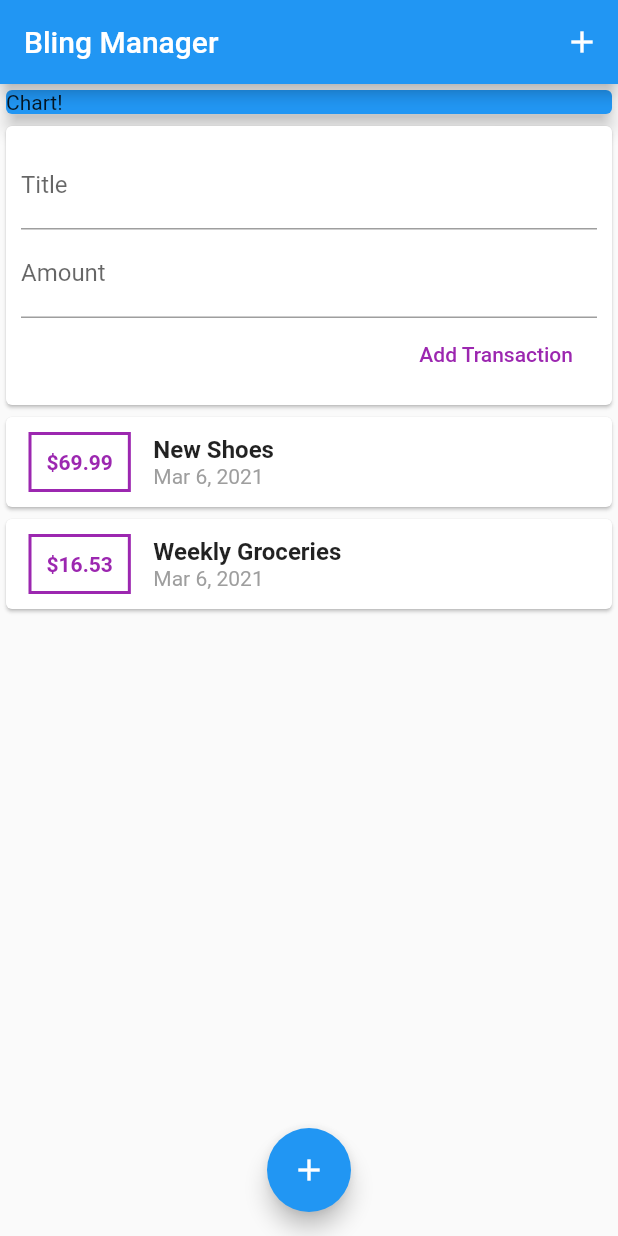
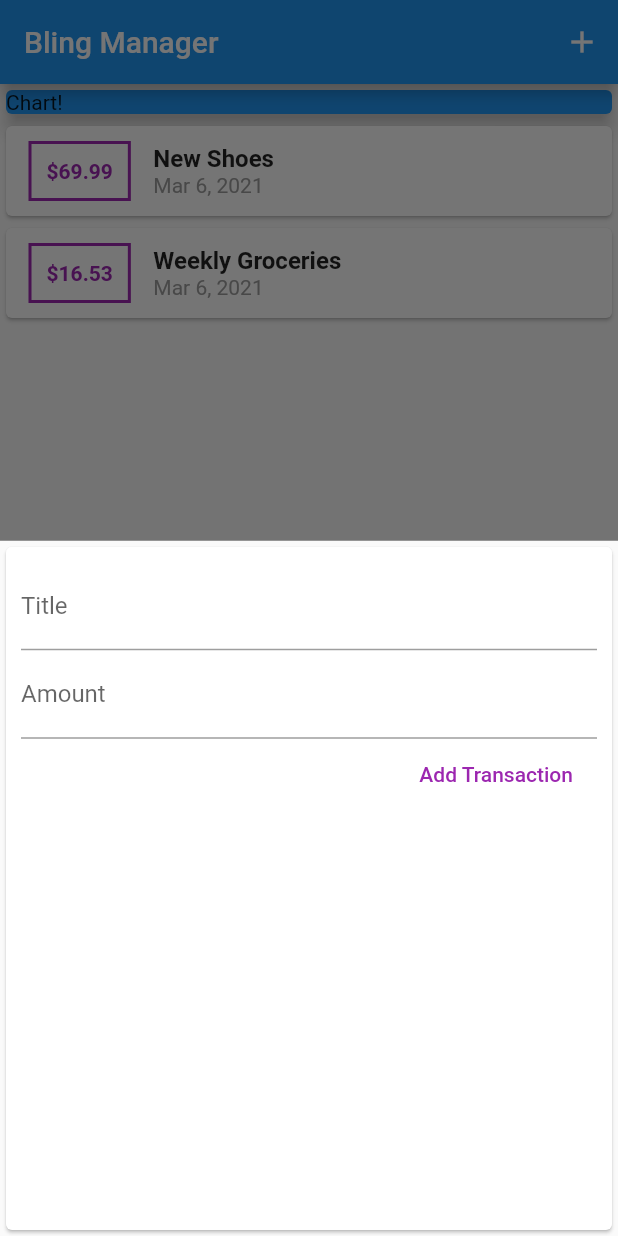
Before and after one commit to novjean/bling_manager, a Flutter app: the screen it shows after launch, after a tap on the "add" icon, on a phone screen of 412 x 824 dp. Run offline on Flutter 3.47's test engine with Material 2 defaults, Android fonts, the phone set to English and light mode, and no system bars.

```diff
--- a/lib/main.dart
+++ b/lib/main.dart
@@ -1,5 +1,8 @@
-import 'package:bling_manager/widgets/user_transactions.dart';
+import 'package:bling_manager/widgets/new_transaction.dart';
+import 'package:bling_manager/widgets/transaction_list.dart';
 import 'package:flutter/material.dart';
+
+import 'models/transaction.dart';
 
 void main() => runApp(MyApp());
 
@@ -13,16 +16,59 @@ class MyApp extends StatelessWidget {
   }
 }
 
-class MyHomePage extends StatelessWidget {
-  // String titleInput;
-  // String amountInput;
+class MyHomePage extends StatefulWidget {
+  @override
+  _MyHomePageState createState() => _MyHomePageState();
+}
+
+class _MyHomePageState extends State<MyHomePage> {
+  void _startAddNewTransaction(BuildContext ctx) {
+    showModalBottomSheet(
+        context: ctx,
+        builder: (bCtx) {
+          return GestureDetector(
+            onTap: () {},
+            child: NewTransaction(_addNewTransaction),
+            behavior: HitTestBehavior.opaque,
+            // behaviour and ontap is needed to avoid the sheet from closing when tapped
+          );
+        });
+  }
+
+  final List<Transaction> _userTransactions = [
+    Transaction(
+        id: 't1', title: 'New Shoes', amount: 69.99, date: DateTime.now()),
+    Transaction(
+        id: 't2',
+        title: 'Weekly Groceries',
+        amount: 16.53,
+        date: DateTime.now()),
+  ];
+
+  void _addNewTransaction(String txTitle, double txAmount) {
+    final newTx = Transaction(
+        title: txTitle,
+        amount: txAmount,
+        date: DateTime.now(),
+        id: DateTime.now().toString());
+
+    setState(() {
+      //pointer address is final but the list is not
+      _userTransactions.add(newTx);
+    });
+  }
 
   @override
   Widget build(BuildContext context) {
     return Scaffold(
       appBar: AppBar(
         title: Text('Bling Manager'),
-        actions: [IconButton(icon: Icon(Icons.add), onPressed: () {})],
+        actions: [
+          IconButton(
+            icon: Icon(Icons.add),
+            onPressed: () => _startAddNewTransaction(context),
+          ),
+        ],
       ),
       body: SingleChildScrollView(
         child: Column(
@@ -37,14 +83,14 @@ class MyHomePage extends StatelessWidget {
                 elevation: 5,
               ),
             ),
-            UserTransactions(),
+            TransactionList(_userTransactions),
           ],
         ),
       ),
       floatingActionButtonLocation: FloatingActionButtonLocation.centerFloat,
       floatingActionButton: FloatingActionButton(
         child: Icon(Icons.add),
-        onPressed: () {},
+        onPressed: () => _startAddNewTransaction(context),
       ),
     );
   }
--- a/lib/widgets/new_transaction.dart
+++ b/lib/widgets/new_transaction.dart
@@ -1,12 +1,17 @@
 import 'package:flutter/material.dart';
 
-class NewTransaction extends StatelessWidget {
+class NewTransaction extends StatefulWidget {
   final Function addTx;
 
+  NewTransaction(this.addTx);
+
+  @override
+  _NewTransactionState createState() => _NewTransactionState();
+}
+
+class _NewTransactionState extends State<NewTransaction> {
   final titleController = TextEditingController();
   final amountController = TextEditingController();
-
-  NewTransaction(this.addTx);
 
   void submitData() {
     final enteredTitle = titleController.text;
@@ -14,7 +19,10 @@ class NewTransaction extends StatelessWidget {
 
     if (enteredTitle.isEmpty || enteredAmount <= 0) return;
 
-    addTx(enteredTitle, enteredAmount);
+    widget.addTx(enteredTitle, enteredAmount);
+
+    // close the modal sheet after data submitted
+    Navigator.of(context).pop();
   }
 
   @override
--- a/lib/widgets/user_transactions.dart
+++ /dev/null
@@ -1,45 +0,0 @@
-import 'package:bling_manager/models/transaction.dart';
-import 'package:bling_manager/widgets/transaction_list.dart';
-import 'package:flutter/material.dart';
-
-import 'new_transaction.dart';
-
-class UserTransactions extends StatefulWidget {
-  @override
-  _UserTransactionsState createState() => _UserTransactionsState();
-}
-
-class _UserTransactionsState extends State<UserTransactions> {
-  final List<Transaction> _userTransactions = [
-    Transaction(
-        id: 't1', title: 'New Shoes', amount: 69.99, date: DateTime.now()),
-    Transaction(
-        id: 't2',
-        title: 'Weekly Groceries',
-        amount: 16.53,
-        date: DateTime.now()),
-  ];
-
-  void _addNewTransaction(String txTitle, double txAmount) {
-    final newTx = Transaction(
-        title: txTitle,
-        amount: txAmount,
-        date: DateTime.now(),
-        id: DateTime.now().toString());
-
-    setState(() {
-      //pointer address is final but the list is not
-      _userTransactions.add(newTx);
-    });
-  }
-
-  @override
-  Widget build(BuildContext context) {
-    return Column(
-      children: [
-        NewTransaction(_addNewTransaction),
-        TransactionList(_userTransactions),
-      ],
-    );
-  }
-}
```
